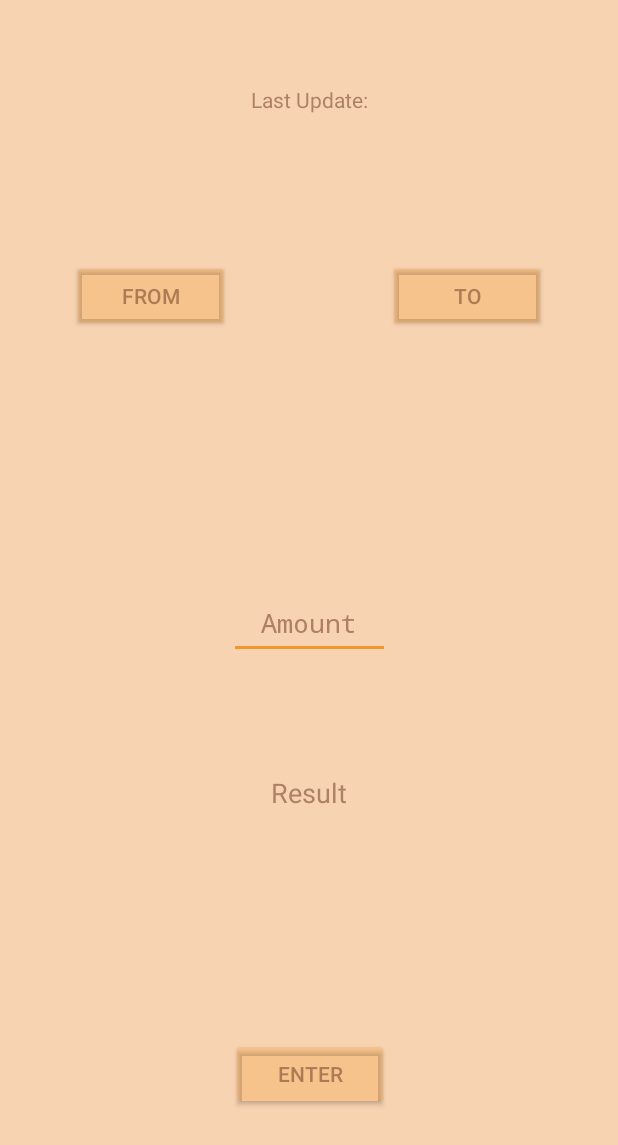
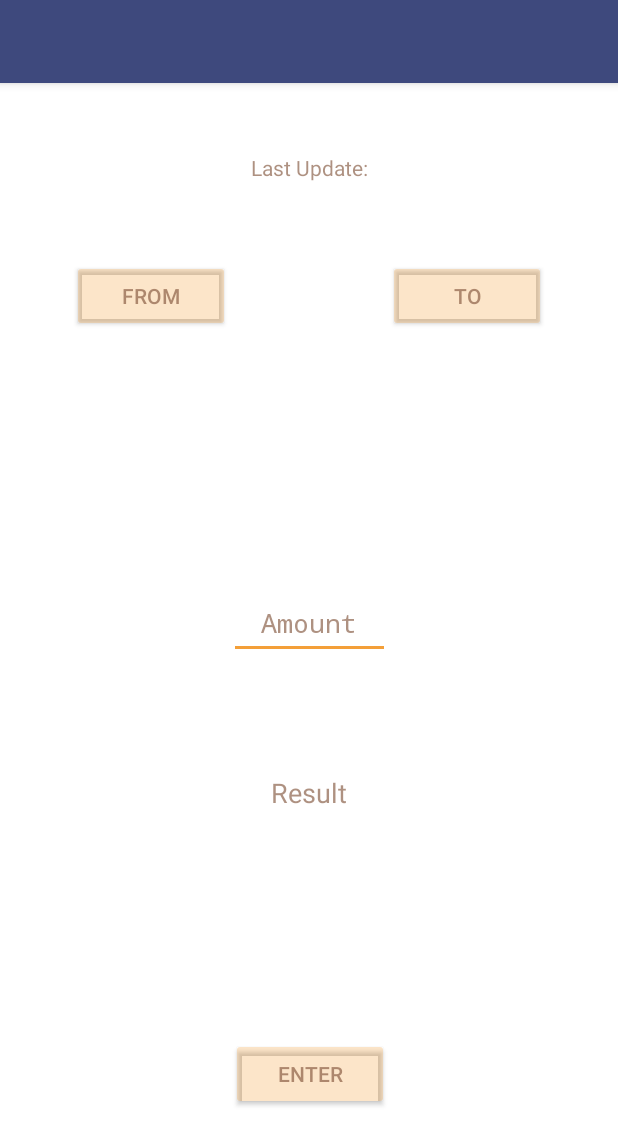
Before and after one commit to DPuddinu/XMLreader, an Android app: the layout activity_main.xml on its own in the app's theme, with its tools: preview values and no code run, on a phone screen of 412 x 824 dp. Shown: the top 1145 px of the screen. Run offline under Robolectric (Android 15) with nearby library versions, the phone set to English and light mode, and no system bars; network calls fail.

Commit message:
aggiunta toolbar

```diff
--- a/app/src/main/AndroidManifest.xml
+++ b/app/src/main/AndroidManifest.xml
@@ -5,12 +5,13 @@
     <uses-permission android:name="android.permission.INTERNET" />
 
     <application
+
         android:allowBackup="true"
         android:icon="@mipmap/ic_launcher"
         android:label="@string/app_name"
         android:roundIcon="@mipmap/ic_launcher_round"
         android:supportsRtl="true"
-        android:theme="@style/AppTheme">
+        android:theme="@style/Theme.AppCompat.Light.NoActionBar">
         <activity
             android:name=".MainActivity"
             android:theme="@style/AppTheme">
--- a/app/src/main/java/com/example/dario/xmlreader/CurrencyDB.java
+++ b/app/src/main/java/com/example/dario/xmlreader/CurrencyDB.java
@@ -18,6 +18,7 @@ public class CurrencyDB extends Observable{
         if (mInstance == null) {
             mInstance = new CurrencyDB();
         }
+
 
         return mInstance;
     }
--- a/app/src/main/java/com/example/dario/xmlreader/RequestHandler.java
+++ b/app/src/main/java/com/example/dario/xmlreader/RequestHandler.java
@@ -3,6 +3,7 @@ package com.example.dario.xmlreader;
 import android.content.Context;
 import android.content.SharedPreferences;
 import android.preference.PreferenceManager;
+import android.support.v7.app.AppCompatActivity;
 
 public class RequestHandler {
 
--- a/app/src/main/res/layout/activity_main.xml
+++ b/app/src/main/res/layout/activity_main.xml
@@ -4,9 +4,20 @@
     xmlns:tools="http://schemas.android.com/tools"
     android:layout_width="match_parent"
     android:layout_height="match_parent"
-    android:background="#4ef17a0a"
+    android:background="@android:color/background_light"
     tools:context=".MainActivity">
 
+    <android.support.v7.widget.Toolbar
+        android:id="@+id/my_toolbar"
+        android:layout_width="0dp"
+        android:layout_height="55dp"
+        android:background="#3E497D"
+        android:elevation="4dp"
+        android:theme="@style/ThemeOverlay.AppCompat.ActionBar"
+        app:layout_constraintEnd_toEndOf="parent"
+        app:layout_constraintHorizontal_bias="0.0"
+        app:layout_constraintStart_toStartOf="parent"
+        app:popupTheme="@style/ThemeOverlay.AppCompat.Light" />
 
     <TextView
         android:id="@+id/tvRisultato"
@@ -134,8 +145,9 @@
         android:textColor="#a17f5138"
         app:layout_constraintBottom_toBottomOf="parent"
         app:layout_constraintEnd_toEndOf="parent"
+        app:layout_constraintHorizontal_bias="0.502"
         app:layout_constraintStart_toStartOf="parent"
         app:layout_constraintTop_toTopOf="parent"
-        app:layout_constraintVertical_bias="0.047" />
+        app:layout_constraintVertical_bias="0.107" />
 
 </android.support.constraint.ConstraintLayout>
--- a/app/src/main/res/values/strings.xml
+++ b/app/src/main/res/values/strings.xml
@@ -9,4 +9,7 @@
     <string name="fullname">Full Name</string>
     <string name="shortname">Short Name</string>
     <string name="rate">Rate</string>
+    <string name="action_favorite">Favorites</string>
+    <string name="action_settings">Settings</string>
+    <string name="action_addCustomCurrency">Add Currency</string>
 </resources>
--- a/app/src/main/res/values/styles.xml
+++ b/app/src/main/res/values/styles.xml
@@ -1,13 +1,12 @@
 <resources>
 
     <!-- Base application theme. -->
-    <style name="AppTheme" parent="Theme.AppCompat.Light.DarkActionBar">
+    <style name="AppTheme" parent="Theme.AppCompat.Light.NoActionBar">
         <!-- Customize your theme here. -->
         <item name="colorPrimary">@color/colorPrimary</item>
         <item name="colorPrimaryDark">@color/colorPrimaryDark</item>
         <item name="colorAccent">@color/colorAccent</item>
-        <item name="windowActionBar">false</item>
-        <item name="windowNoTitle">true</item>
+
         <item name="android:windowFullscreen">true</item>
     </style>
 
```
Also changed, not shown: app/src/main/java/com/example/dario/xmlreader/CurrencyModel.java (+8 -11 lines), app/src/main/java/com/example/dario/xmlreader/MainActivity.java (+29 -1 lines), app/src/main/java/com/example/dario/xmlreader/ResponseParser.java (+7 -2 lines), app/src/main/java/com/example/dario/xmlreader/UIcontrol.java (+4 -4 lines), app/src/main/res/menu/menu_main.xml (added, +17 -0 lines).
